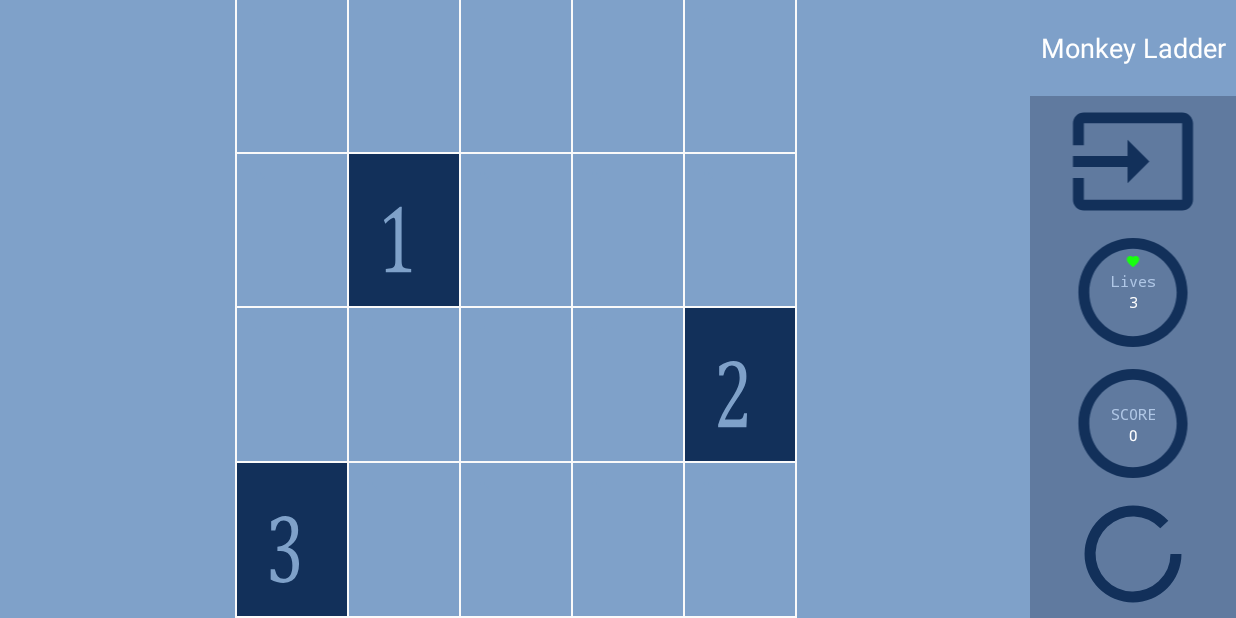
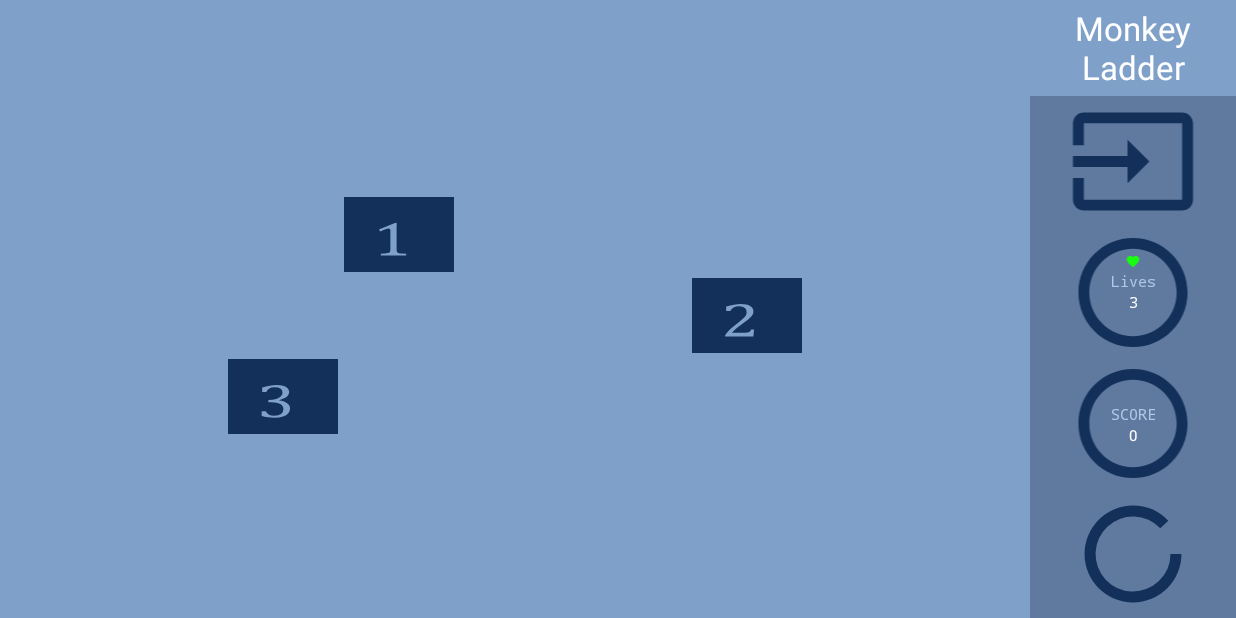
Before and after one commit to mahmadzadeh/monkey-ladder, an Android app: the first screen one second after launch (MainActivity), on a phone screen of 824 x 412 dp (held sideways). Run offline under Robolectric (Android 15) with nearby library versions, the phone set to English and light mode, and no system bars.

Commit message:
Some changes in the UI - using constraint layout to avoid nested layouts in teh main window

```diff
--- /dev/null
+++ b/app/src/main/res/drawable/dash.xml
@@ -0,0 +1,29 @@
+<vector xmlns:android="http://schemas.android.com/apk/res/android"
+    android:width="200dp"
+    android:height="200dp"
+    android:viewportWidth="200"
+    android:viewportHeight="200">
+  <group>
+    <clip-path android:pathData="m0,0l200,0l0,200l-200,0l0,-200z" />
+    <path
+        android:pathData="m0,0l200,0l0,200l-200,0z"
+        android:fillColor="#000000"
+        android:fillAlpha="0"
+        android:fillType="evenOdd"
+        android:strokeColor="#00000000"
+        android:strokeLineCap="square" />
+    <path
+        android:pathData="m3.533,23.31l218.772,0l0,167.244l-218.772,0z"
+        android:fillColor="#000000"
+        android:fillAlpha="0"
+        android:fillType="evenOdd"
+        android:strokeColor="#00000000"
+        android:strokeLineCap="square" />
+    <path
+        android:pathData="m70.509,127.127l-29,0l0,-9.688l29,0l0,9.688z"
+        android:fillColor="#4a86e8"
+        android:fillType="nonZero"
+        android:strokeColor="#00000000"
+        android:strokeLineCap="square" />
+  </group>
+</vector>
--- /dev/null
+++ b/app/src/main/res/drawable/nothing.xml
@@ -0,0 +1,23 @@
+<vector xmlns:android="http://schemas.android.com/apk/res/android"
+    android:width="200dp"
+    android:height="200dp"
+    android:viewportWidth="200"
+    android:viewportHeight="200">
+    <group>
+        <clip-path android:pathData="m0,0l200,0l0,200l-200,0l0,-200z" />
+        <path
+            android:pathData="m0,0l200,0l0,200l-200,0z"
+            android:fillColor="#000000"
+            android:fillAlpha="0"
+            android:fillType="evenOdd"
+            android:strokeColor="#00000000"
+            android:strokeLineCap="square" />
+        <path
+            android:pathData="m3.533,23.31l218.772,0l0,167.244l-218.772,0z"
+            android:fillColor="#000000"
+            android:fillAlpha="0"
+            android:fillType="evenOdd"
+            android:strokeColor="#00000000"
+            android:strokeLineCap="square" />
+    </group>
+</vector>
--- /dev/null
+++ b/app/src/main/res/drawable/stroke.xml
@@ -0,0 +1,7 @@
+<shape xmlns:android="http://schemas.android.com/apk/res/android"
+    android:shape="rectangle">
+    <solid android:color="@color/colorPrimary" />
+    <stroke
+        android:width="1dip"
+        android:color="@color/colorPrimaryDark" />
+</shape>
--- a/app/src/main/res/layout/content_main.xml
+++ b/app/src/main/res/layout/content_main.xml
@@ -13,420 +13,290 @@
         android:layout_weight=".5"
         android:orientation="vertical">
 
-        <LinearLayout
-            android:id="@+id/left_layout_top"
-            android:layout_width="match_parent"
-            android:layout_height="match_parent"
-            android:layout_weight="1"
-            android:orientation="horizontal">
-
         <androidx.constraintlayout.widget.ConstraintLayout
             android:id="@+id/left_layout_top_left"
             android:layout_width="match_parent"
             android:layout_height="match_parent"
-                android:layout_weight="1.7"
+
             android:background="@color/colorPrimary">
 
-            </androidx.constraintlayout.widget.ConstraintLayout>
-
-
-            <GridLayout
-                android:id="@+id/gridLayout"
+            <TableLayout
                 android:layout_width="match_parent"
                 android:layout_height="match_parent"
-                android:layout_weight="1"
-                android:background="@android:color/transparent"
-                android:columnCount="5"
-                android:rowCount="5">
+                android:layout_marginStart="@dimen/gridMarginRight"
+                android:layout_marginTop="@dimen/gridMarginTop"
+                android:layout_marginEnd="@dimen/gridMarginRight"
+                android:layout_marginBottom="@dimen/gridMarginBottom"
+                app:layout_constraintBottom_toBottomOf="parent"
+                app:layout_constraintEnd_toEndOf="parent"
+                app:layout_constraintStart_toStartOf="parent"
+                app:layout_constraintTop_toTopOf="parent">
+
+                <TableRow
+                    android:layout_width="match_parent"
+                    android:layout_height="match_parent"
+                    android:layout_marginTop="20dp">
 
                     <ImageView
                         android:id="@+id/text_00"
+
                         android:layout_width="20dp"
-                    android:layout_height="20dp"
-                    android:layout_row="0"
-
-                    android:layout_rowWeight="1"
-
-                    android:layout_column="0"
-                    android:layout_columnWeight="1"
-                    android:layout_marginLeft="1dp"
+                        android:layout_height="50dp"
+                        android:layout_margin="2dp"
                         android:layout_marginRight="1dp"
-                    android:layout_marginBottom="1dp"
-                    android:background="@mipmap/square"
-                    android:gravity="center"
+                        android:layout_weight="1"
+                        android:background="@drawable/nothing"
+                        android:contentDescription="TODO"
                         android:onClick="onClick"
                         android:scaleType="fitXY" />
 
                     <ImageView
                         android:id="@+id/text_01"
                         android:layout_width="20dp"
-                    android:layout_height="20dp"
-                    android:layout_row="0"
-                    android:layout_rowWeight="1"
+                        android:layout_height="50dp"
 
-
-                    android:layout_column="1"
-                    android:layout_columnWeight="1"
+                        android:layout_margin="2dp"
                         android:layout_marginRight="1dp"
-
-                    android:layout_marginBottom="1dp"
-                    android:background="@mipmap/square"
-                    android:gravity="center"
+                        android:layout_weight="1"
+                        android:background="@drawable/nothing"
                         android:onClick="onClick"
                         android:scaleType="fitXY" />
 
                     <ImageView
                         android:id="@+id/text_02"
                         android:layout_width="20dp"
-                    android:layout_height="20dp"
-                    android:layout_row="0"
-                    android:layout_rowWeight="1"
+                        android:layout_height="50dp"
 
-
-                    android:layout_column="2"
-                    android:layout_columnWeight="1"
+                        android:layout_margin="2dp"
                         android:layout_marginRight="1dp"
-                    android:layout_marginBottom="1dp"
-
-                    android:background="@mipmap/square"
+                        android:layout_weight="1"
+                        android:background="@drawable/nothing"
                         android:onClick="onClick"
                         android:scaleType="fitXY" />
 
                     <ImageView
                         android:id="@+id/text_03"
                         android:layout_width="20dp"
-                    android:layout_height="20dp"
-                    android:layout_row="0"
+                        android:layout_height="50dp"
 
-
-                    android:layout_rowWeight="1"
-
-                    android:layout_column="3"
-                    android:layout_columnWeight="1"
+                        android:layout_margin="2dp"
                         android:layout_marginRight="1dp"
-                    android:layout_marginBottom="1dp"
-                    android:background="@mipmap/square"
-                    android:gravity="center"
-
+                        android:layout_weight="1"
+                        android:background="@drawable/nothing"
                         android:onClick="onClick"
                         android:scaleType="fitXY" />
 
                     <ImageView
                         android:id="@+id/text_04"
                         android:layout_width="20dp"
-                    android:layout_height="20dp"
-                    android:layout_row="0"
+                        android:layout_height="50dp"
 
-
-                    android:layout_rowWeight="1"
-
-                    android:layout_column="4"
-                    android:layout_columnWeight="1"
+                        android:layout_margin="2dp"
                         android:layout_marginRight="1dp"
-                    android:layout_marginBottom="1dp"
-                    android:background="@mipmap/square"
-                    android:gravity="center"
-
+                        android:layout_weight="1"
+                        android:background="@drawable/nothing"
                         android:onClick="onClick"
                         android:scaleType="fitXY" />
+                </TableRow>
+
+                <TableRow
+                    android:layout_width="match_parent"
+                    android:layout_height="match_parent">
 
                     <ImageView
                         android:id="@+id/text_10"
                         android:layout_width="20dp"
-                    android:layout_height="20dp"
-                    android:layout_row="1"
+                        android:layout_height="50dp"
 
-
-                    android:layout_rowWeight="1"
-
-                    android:layout_column="0"
-                    android:layout_columnWeight="1"
-                    android:layout_marginLeft="1dp"
+                        android:layout_margin="2dp"
                         android:layout_marginRight="1dp"
-                    android:layout_marginBottom="1dp"
-                    android:background="@mipmap/square"
-                    android:gravity="center"
-
+                        android:layout_weight="1"
+                        android:background="@drawable/nothing"
+                        android:contentDescription="TODO"
                         android:onClick="onClick"
                         android:scaleType="fitXY" />
 
                     <ImageView
                         android:id="@+id/text_11"
                         android:layout_width="20dp"
-                    android:layout_height="20dp"
-                    android:layout_row="1"
+                        android:layout_height="50dp"
 
-                    android:layout_rowWeight="1"
-
-                    android:layout_column="1"
-                    android:layout_columnWeight="1"
+                        android:layout_margin="2dp"
                         android:layout_marginRight="1dp"
-                    android:layout_marginBottom="1dp"
-                    android:background="@mipmap/square"
-                    android:gravity="center"
-
+                        android:layout_weight="1"
+                        android:background="@drawable/nothing"
                         android:onClick="onClick"
                         android:scaleType="fitXY" />
 
                     <ImageView
                         android:id="@+id/text_12"
                         android:layout_width="20dp"
-                    android:layout_height="20dp"
-                    android:layout_row="1"
+                        android:layout_height="50dp"
 
-                    android:layout_rowWeight="1"
-
-                    android:layout_column="2"
-                    android:layout_columnWeight="1"
+                        android:layout_margin="2dp"
                         android:layout_marginRight="1dp"
-                    android:layout_marginBottom="1dp"
-                    android:background="@mipmap/square"
-                    android:gravity="center"
-
+                        android:layout_weight="1"
+                        android:background="@drawable/nothing"
                         android:onClick="onClick"
                         android:scaleType="fitXY" />
 
                     <ImageView
                         android:id="@+id/text_13"
                         android:layout_width="20dp"
-                    android:layout_height="20dp"
-                    android:layout_row="1"
+                        android:layout_height="50dp"
 
-                    android:layout_rowWeight="1"
-
-                    android:layout_column="3"
-                    android:layout_columnWeight="1"
+                        android:layout_margin="2dp"
                         android:layout_marginRight="1dp"
-                    android:layout_marginBottom="1dp"
-                    android:background="@mipmap/square"
-                    android:gravity="center"
-
+                        android:layout_weight="1"
+                        android:background="@drawable/nothing"
                         android:onClick="onClick"
                         android:scaleType="fitXY" />
 
                     <ImageView
                         android:id="@+id/text_14"
                         android:layout_width="20dp"
-                    android:layout_height="20dp"
-                    android:layout_row="1"
+                        android:layout_height="50dp"
 
-                    android:layout_rowWeight="1"
-
-                    android:layout_column="4"
-                    android:layout_columnWeight="1"
+                        android:layout_margin="2dp"
                         android:layout_marginRight="1dp"
-                    android:layout_marginBottom="1dp"
-                    android:background="@mipmap/square"
-                    android:gravity="center"
-
+                        android:layout_weight="1"
+                        android:background="@drawable/nothing"
                         android:onClick="onClick"
                         android:scaleType="fitXY" />
+                </TableRow>
+
+                <TableRow
+                    android:layout_width="match_parent"
+                    android:layout_height="match_parent">
 
                     <ImageView
                         android:id="@+id/text_20"
                         android:layout_width="20dp"
-                    android:layout_height="20dp"
-                    android:layout_row="2"
+                        android:layout_height="50dp"
 
-                    android:layout_rowWeight="1"
-
-
-                    android:layout_column="0"
-                    android:layout_columnWeight="1"
-                    android:layout_marginLeft="1dp"
+                        android:layout_margin="2dp"
                         android:layout_marginRight="1dp"
-                    android:layout_marginBottom="1dp"
-                    android:background="@mipmap/square"
-                    android:cropToPadding="false"
-                    android:gravity="center"
-
+                        android:layout_weight="1"
+                        android:background="@drawable/nothing"
+                        android:contentDescription="TODO"
                         android:onClick="onClick"
                         android:scaleType="fitXY" />
 
                     <ImageView
                         android:id="@+id/text_21"
                         android:layout_width="20dp"
-                    android:layout_height="20dp"
-                    android:layout_row="2"
+                        android:layout_height="50dp"
 
-                    android:layout_rowWeight="1"
-
-                    android:layout_column="1"
-                    android:layout_columnWeight="1"
+                        android:layout_margin="2dp"
                         android:layout_marginRight="1dp"
-                    android:layout_marginBottom="1dp"
-                    android:background="@mipmap/square"
-                    android:cropToPadding="false"
-                    android:gravity="center"
-
+                        android:layout_weight="1"
+                        android:background="@drawable/nothing"
                         android:onClick="onClick"
                         android:scaleType="fitXY" />
 
                     <ImageView
                         android:id="@+id/text_22"
+                        android:layout_width="20dp"
+                        android:layout_height="50dp"
 
-                    android:layout_width="20dp"
-                    android:layout_height="20dp"
-                    android:layout_row="2"
-
-                    android:layout_rowWeight="1"
-
-                    android:layout_column="2"
-                    android:layout_columnWeight="1"
+                        android:layout_margin="2dp"
                         android:layout_marginRight="1dp"
-                    android:layout_marginBottom="1dp"
-                    android:background="@mipmap/square"
-                    android:cropToPadding="false"
-                    android:gravity="center"
+                        android:layout_weight="1"
+                        android:background="@drawable/nothing"
                         android:onClick="onClick"
                         android:scaleType="fitXY" />
 
                     <ImageView
                         android:id="@+id/text_23"
                         android:layout_width="20dp"
-                    android:layout_height="20dp"
-                    android:layout_row="2"
+                        android:layout_height="50dp"
 
-                    android:layout_rowWeight="1"
-
-                    android:layout_column="3"
-                    android:layout_columnWeight="1"
+                        android:layout_margin="2dp"
                         android:layout_marginRight="1dp"
-                    android:layout_marginBottom="1dp"
-                    android:background="@mipmap/square"
-                    android:cropToPadding="false"
-                    android:gravity="center"
-
+                        android:layout_weight="1"
+                        android:background="@drawable/nothing"
                         android:onClick="onClick"
                         android:scaleType="fitXY" />
 
                     <ImageView
                         android:id="@+id/text_24"
                         android:layout_width="20dp"
-                    android:layout_height="20dp"
-                    android:layout_row="2"
+                        android:layout_height="50dp"
 
-                    android:layout_rowWeight="1"
+                        android:layout_margin="2dp"
+                        android:layout_marginRight="1dp"
+                        android:layout_weight="1"
+                        android:background="@drawable/nothing"
+                        android:onClick="onClick"
+                        android:scaleType="fitXY" />
+                </TableRow>
 
-                    android:layout_column="4"
-                    android:layout_columnWeight="1"
+                <TableRow
+                    android:layout_width="match_parent"
+                    android:layout_height="match_parent">
+
+                    <ImageView
+                        android:id="@+id/text_30"
+                        android:layout_width="20dp"
+                        android:layout_height="50dp"
+
+                        android:layout_margin="2dp"
                         android:layout_marginRight="1dp"
-                    android:layout_marginBottom="1dp"
-                    android:background="@mipmap/square"
-                    android:cropToPadding="false"
-                    android:gravity="center"
-
+                        android:layout_weight="1"
+                        android:background="@drawable/nothing"
+                        android:contentDescription="TODO"
                         android:onClick="onClick"
                         android:scaleType="fitXY" />
 
                     <ImageView
-                    android:id="@+id/text_30"
-                    android:layout_width="20dp"
-                    android:layout_height="20dp"
-                    android:layout_row="3"
-
-                    android:layout_rowWeight="1"
-
-                    android:layout_column="0"
-                    android:layout_columnWeight="1"
-                    android:layout_marginLeft="1dp"
-                    android:layout_marginRight="1dp"
-                    android:layout_marginBottom="1dp"
-                    android:background="@mipmap/square"
-                    android:cropToPadding="false"
-                    android:gravity="center"
-
-                    android:onClick="onClick"
-                    android:scaleType="fitXY" />
-
-
-                <ImageView
                         android:id="@+id/text_31"
                         android:layout_width="20dp"
-                    android:layout_height="20dp"
-                    android:layout_row="3"
+                        android:layout_height="50dp"
 
-                    android:layout_rowWeight="1"
-
-                    android:layout_column="1"
-                    android:layout_columnWeight="1"
+                        android:layout_margin="2dp"
                         android:layout_marginRight="1dp"
-                    android:layout_marginBottom="1dp"
-                    android:background="@mipmap/square"
-                    android:cropToPadding="false"
-                    android:gravity="center"
-
+                        android:layout_weight="1"
+                        android:background="@drawable/nothing"
                         android:onClick="onClick"
                         android:scaleType="fitXY" />
 
                     <ImageView
                         android:id="@+id/text_32"
                         android:layout_width="20dp"
-                    android:layout_height="20dp"
-                    android:layout_row="3"
+                        android:layout_height="50dp"
 
-                    android:layout_rowWeight="1"
-
-                    android:layout_column="2"
-                    android:layout_columnWeight="1"
+                        android:layout_margin="2dp"
                         android:layout_marginRight="1dp"
-                    android:layout_marginBottom="1dp"
-                    android:background="@mipmap/square"
-                    android:cropToPadding="false"
-                    android:onClick="onClick" />
+                        android:layout_weight="1"
+                        android:background="@drawable/nothing"
+                        android:onClick="onClick"
+                        android:scaleType="fitXY" />
 
                     <ImageView
                         android:id="@+id/text_33"
                         android:layout_width="20dp"
-                    android:layout_height="20dp"
-                    android:layout_row="3"
+                        android:layout_height="50dp"
 
-                    android:layout_rowWeight="1"
-
-                    android:layout_column="3"
-                    android:layout_columnWeight="1"
+                        android:layout_margin="2dp"
                         android:layout_marginRight="1dp"
-                    android:layout_marginBottom="1dp"
-                    android:background="@mipmap/square"
-                    android:cropToPadding="false"
-                    android:gravity="center"
-
+                        android:layout_weight="1"
+                        android:background="@drawable/nothing"
                         android:onClick="onClick"
                         android:scaleType="fitXY" />
 
                     <ImageView
                         android:id="@+id/text_34"
                         android:layout_width="20dp"
-                    android:layout_height="20dp"
-                    android:layout_row="3"
-
-                    android:layout_rowWeight="1"
-
-                    android:layout_column="4"
-                    android:layout_columnWeight="1"
+                        android:layout_height="50dp"
+                        android:layout_margin="2dp"
                         android:layout_marginRight="1dp"
-                    android:layout_marginBottom="1dp"
-                    android:background="@mipmap/square"
-                    android:cropToPadding="false"
-                    android:gravity="center"
+                        android:layout_weight="1"
+                        android:background="@drawable/nothing"
                         android:onClick="onClick"
                         android:scaleType="fitXY" />
-
-
-            </GridLayout>
-
-            <androidx.constraintlayout.widget.ConstraintLayout
-                android:id="@+id/left_layout_top_right"
-                android:layout_width="match_parent"
-                android:layout_height="match_parent"
-                android:layout_weight="1.7"
-                android:background="@color/colorPrimary">
-
-
+                </TableRow>
+            </TableLayout>
         </androidx.constraintlayout.widget.ConstraintLayout>
-        </LinearLayout>
-
-
     </LinearLayout>
 
     <LinearLayout
@@ -456,7 +326,7 @@
                 android:gravity="top|bottom|center"
                 android:text="@string/monkeyLadder"
                 android:textColor="#ffffff"
-                android:textSize="18sp" />
+                android:textSize="@dimen/monkeyLadderTextSize" />
         </LinearLayout>
 
         <!--Various Game info section-->
--- a/app/src/main/res/values/dimens.xml
+++ b/app/src/main/res/values/dimens.xml
@@ -1,4 +1,5 @@
 <?xml version="1.0" encoding="utf-8"?>
 <resources>
     <dimen name="overlay_margin">0</dimen>
+    <dimen name="monkeyLadderTextSize">22sp</dimen>
 </resources>
--- /dev/null
+++ b/app/src/main/res/values/mainLayoutDimensions.xml
@@ -0,0 +1,7 @@
+<?xml version="1.0" encoding="utf-8"?>
+<resources>
+    <dimen name="gridMarginTop">55dp</dimen>
+    <dimen name="gridMarginBottom">55dp</dimen>
+    <dimen name="gridMarginLeft">150dp</dimen>
+    <dimen name="gridMarginRight">150dp</dimen>
+</resources>
```
Lines whose indentation alone changed are shown as unchanged.
